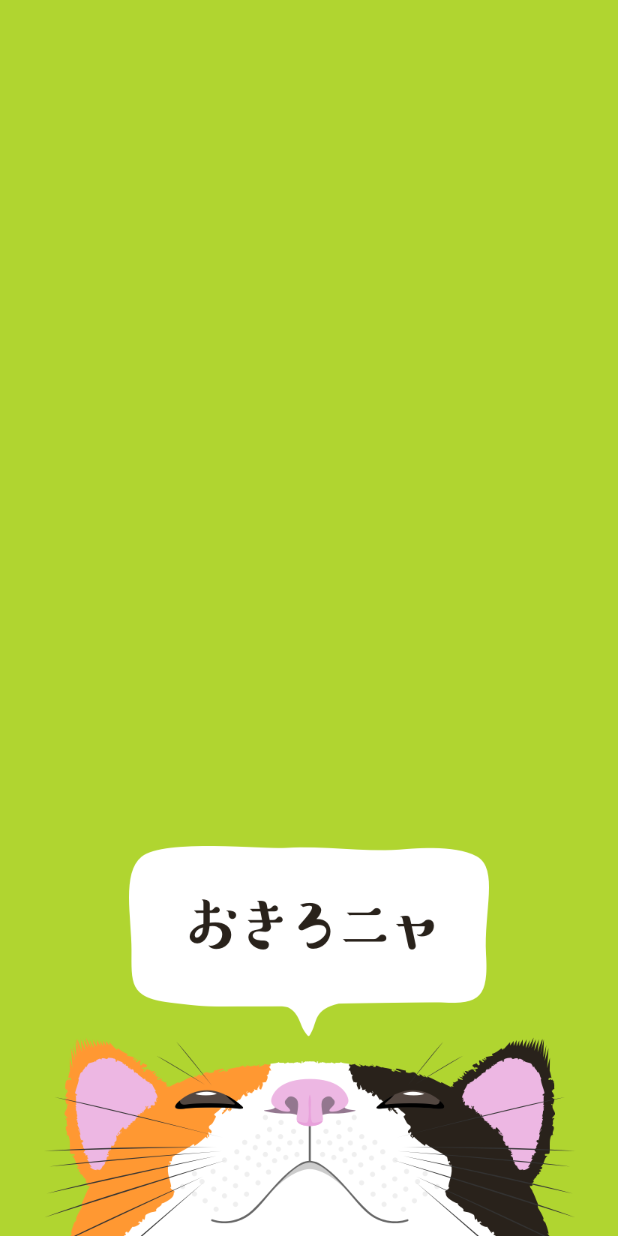
After one commit to zawamari/goodmorningcat, an Android app: the SplashActivity screen opened directly, with no data from a screen before it, on a phone screen of 412 x 824 dp. The commit adds this screen. Run offline under Robolectric (Android 15) with nearby library versions, the phone set to English and light mode, and no system bars.

Commit message:
add Splash

```diff
--- a/app/build.gradle
+++ b/app/build.gradle
@@ -20,7 +20,7 @@ android {
 }
 
 dependencies {
-    compile 'io.repro:repro-android-sdk:1.0.1'
+    compile 'io.repro:repro-android-sdk:1.1.2'
     compile "com.google.android.gms:play-services-gcm:8.1.0"
     compile 'com.squareup.picasso:picasso:2.5.2'
     compile fileTree(dir: 'libs', include: ['*.jar'])
--- /dev/null
+++ b/app/src/main/java/com/cat/morning/goodmorningcat/SplashActivity.java
@@ -0,0 +1,33 @@
+package com.cat.morning.goodmorningcat;
+
+import android.app.Activity;
+import android.content.Intent;
+import android.os.Bundle;
+import android.os.Handler;
+import android.view.Window;
+
+/**
+ * Created by inai_marie on 2016/03/31.
+ */
+public class SplashActivity extends Activity {
+
+    @Override
+    public void onCreate(Bundle savedInstanceState) {
+        super.onCreate(savedInstanceState);
+
+        requestWindowFeature(Window.FEATURE_NO_TITLE); // タイトルを非表示にする
+        setContentView(R.layout.activity_splash);
+
+        Handler handler = new Handler();
+        handler.postDelayed(new splashRunnable(), 2000);
+    }
+
+    class splashRunnable implements Runnable {
+        public void run(){
+            Intent intent = new Intent(getApplication(), MainActivity.class);
+            startActivity(intent);
+            SplashActivity.this.finish();
+        }
+    }
+
+}
--- /dev/null
+++ b/app/src/main/res/layout/activity_splash.xml
@@ -0,0 +1,15 @@
+<?xml version="1.0" encoding="utf-8"?>
+<LinearLayout xmlns:android="http://schemas.android.com/apk/res/android"
+    android:orientation="vertical"
+    android:layout_width="match_parent"
+    android:layout_height="match_parent"
+    android:gravity="bottom|center"
+    android:background="@color/light_green">
+
+    <ImageView
+        android:layout_width="wrap_content"
+        android:layout_height="wrap_content"
+        android:src="@drawable/tip"
+        android:contentDescription=" "/>
+
+</LinearLayout>
--- a/app/src/main/res/values/colors.xml
+++ b/app/src/main/res/values/colors.xml
@@ -1,5 +1,6 @@
 <?xml version="1.0" encoding="utf-8"?>
 <resources>
+    <color name="light_green">#b0d530</color>
     <color name="colorPrimary">#696969</color>
     <color name="colorPrimaryDark">#a9a9a9</color>
     <color name="colorAccent">#ffa500</color>
```
Also changed, not shown: app/src/main/AndroidManifest.xml (+6 -1 lines), app/src/main/java/com/cat/morning/goodmorningcat/GCMReceiver.java (+31 -0 lines), app/src/main/java/com/cat/morning/goodmorningcat/MainActivity.java (+15 -5 lines), app/src/main/res/drawable-xhdpi/tip.png (added), app/src/main/res/drawable-xxhdpi/tip.png (added).
